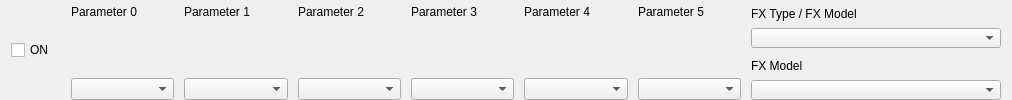
This is ui/pedal.ui in StarAurryon/lpedit as Qt 5 draws it before an edit. The edited form follows.
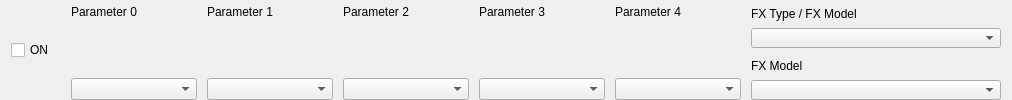
This is the edited form.

Commit message: Supporting min/max messages + all pedal parameters without dirty fix

The edit to the form file:
```diff
--- a/ui/pedal.ui
+++ b/ui/pedal.ui
@@ -570,68 +570,6 @@
      </layout>
     </widget>
    </item>
-   <item>
-    <widget class="QWidget" name="param5Container" native="true">
-     <layout class="QVBoxLayout" name="verticalLayout_6">
-      <property name="leftMargin">
-       <number>0</number>
-      </property>
-      <property name="topMargin">
-       <number>0</number>
-      </property>
-      <property name="rightMargin">
-       <number>0</number>
-      </property>
-      <property name="bottomMargin">
-       <number>0</number>
-      </property>
-      <item>
-       <widget class="QLabel" name="param5Lbl">
-        <property name="minimumSize">
-         <size>
-          <width>0</width>
-          <height>24</height>
-         </size>
-        </property>
-        <property name="maximumSize">
-         <size>
-          <width>16777215</width>
-          <height>24</height>
-         </size>
-        </property>
-        <property name="text">
-         <string>Parameter 5</string>
-        </property>
-       </widget>
-      </item>
-      <item>
-       <widget class="QWidget" name="param5Mid" native="true">
-        <layout class="QGridLayout" name="gridLayout_6">
-         <item row="0" column="0">
-          <widget class="QWidget" name="param5Knob" native="true">
-           <property name="minimumSize">
-            <size>
-             <width>35</width>
-             <height>35</height>
-            </size>
-           </property>
-           <property name="maximumSize">
-            <size>
-             <width>35</width>
-             <height>35</height>
-            </size>
-           </property>
-          </widget>
-         </item>
-        </layout>
-       </widget>
-      </item>
-      <item>
-       <widget class="QComboBox" name="param5Value"/>
-      </item>
-     </layout>
-    </widget>
-   </item>
    <item>
     <widget class="QWidget" name="fxModelWidget" native="true">
      <property name="sizePolicy">
```
The commit also changes 13 other files.
